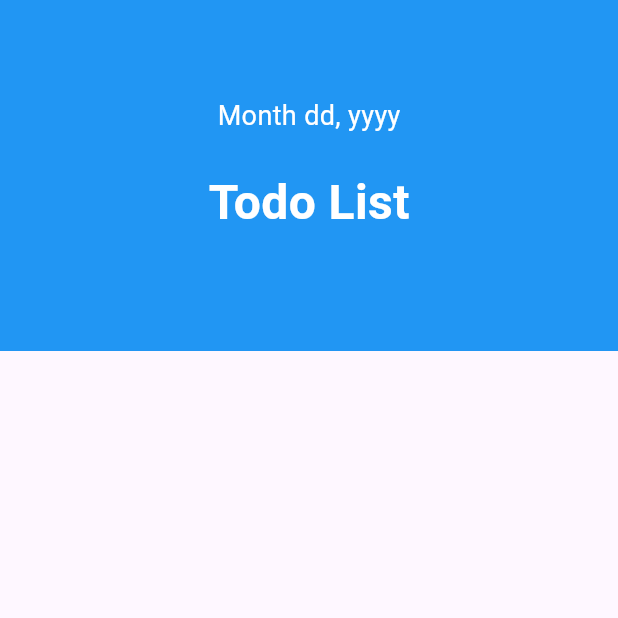
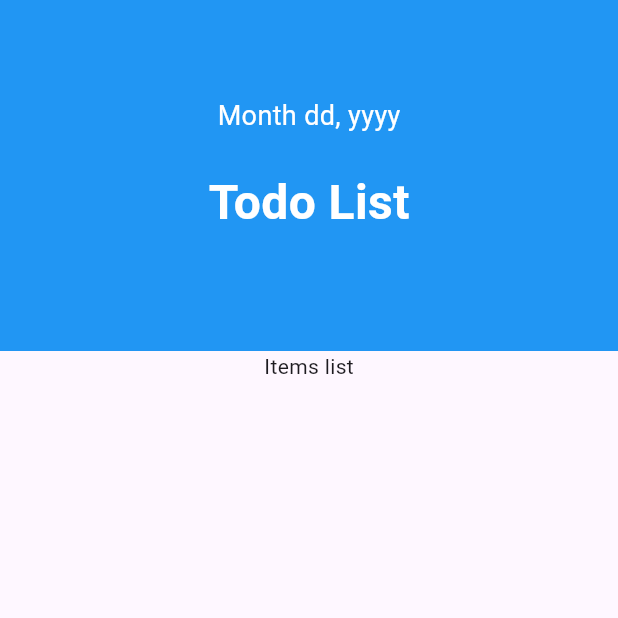
Before and after one commit to KaueMiziara/flutter-todo-list, a Flutter app: the screen it shows after launch, on a phone screen of 412 x 824 dp, the top half of it. Run offline on Flutter 3.47's test engine with Material 3 defaults, Android fonts, the phone set to English and light mode, and no system bars.

Commit message:
Fix 'Bottom Overflowed by Infinity Pixels' by removing Scaffold in Header widget

```diff
--- a/lib/components/header.dart
+++ b/lib/components/header.dart
@@ -5,8 +5,7 @@ class Header extends StatelessWidget {
 
   @override
   Widget build(BuildContext context) {
-    return Scaffold(
-      body: Container(
+    return Container(
       height: 234,
       color: Colors.blue,
       child: const Padding(
@@ -34,7 +33,6 @@ class Header extends StatelessWidget {
           ),
         ),
       ),
-      ),
     );
   }
 }
--- a/lib/screens/home_screen.dart
+++ b/lib/screens/home_screen.dart
@@ -1,5 +1,6 @@
 import 'package:flutter/material.dart';
 import 'package:todo_list/components/header.dart';
+import 'package:todo_list/components/task_box.dart';
 
 class HomeScreen extends StatelessWidget {
   const HomeScreen({super.key});
@@ -7,7 +8,12 @@ class HomeScreen extends StatelessWidget {
   @override
   Widget build(BuildContext context) {
     return const Scaffold(
-      body: Header(),
+      body: Column(
+        children: [
+          Header(),
+          TaskBox(),
+        ],
+      ),
     );
   }
 }
```
Lines whose indentation alone changed are shown as unchanged.
